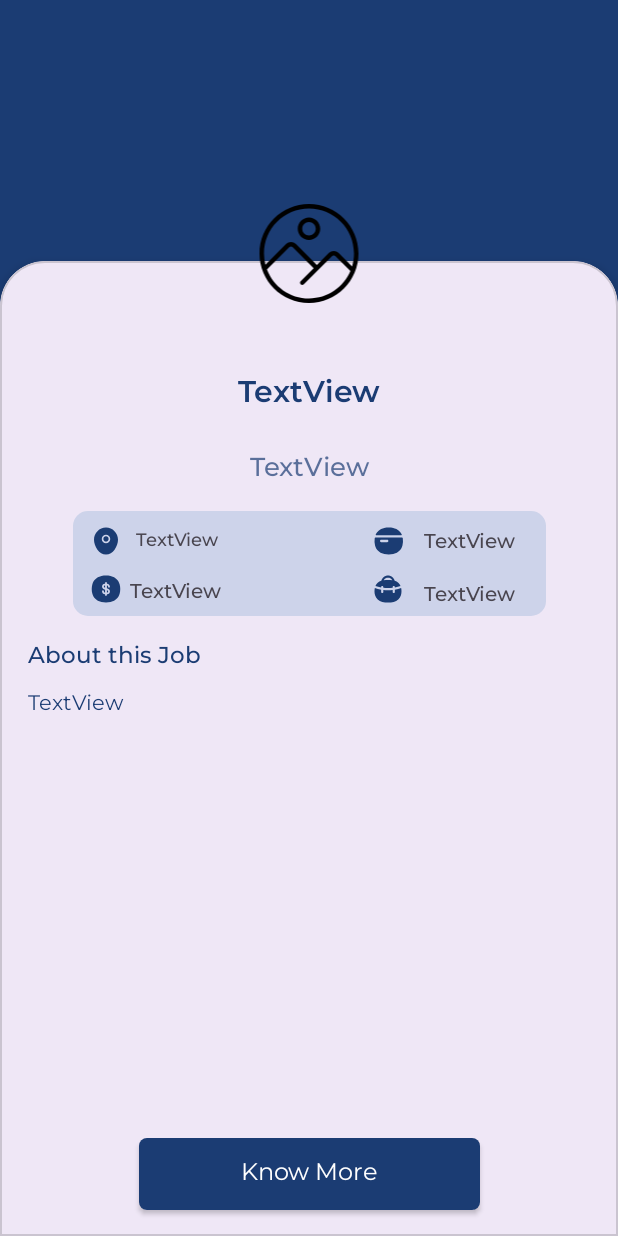
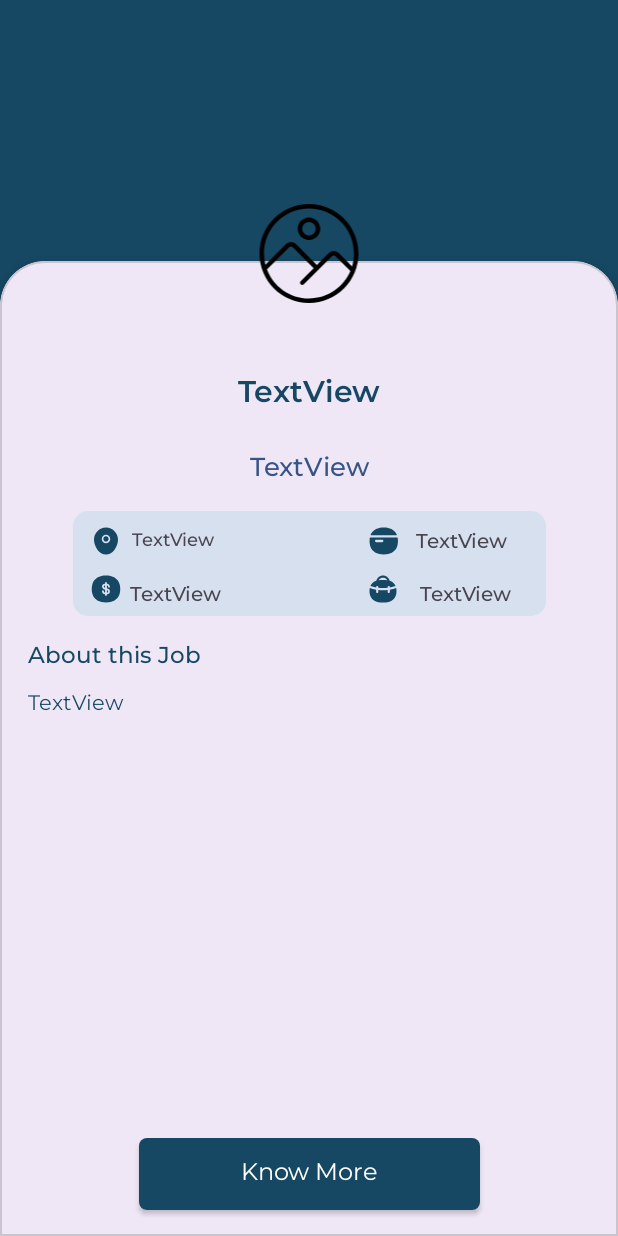
Before and after one commit to GeekLord04/DroidJobs, an Android app: the DescFragment screen opened through its navigation route, on a phone screen of 412 x 824 dp. Run offline under Robolectric (Android 15) with nearby library versions, the phone set to English and light mode, and no system bars; our stand-ins replace Dagger/Hilt's generated code; network calls fail; pictures from the network do not load; 1 statement that could not run was skipped.

Commit message:
UI changed 👨‍🔧

```diff
--- a/app/src/main/res/drawable/bag.xml
+++ b/app/src/main/res/drawable/bag.xml
@@ -5,9 +5,9 @@
     android:viewportHeight="24">
   <path
       android:pathData="M16.473,6.569C16.139,4.941 14.899,3.602 13.226,3.159C12.423,2.947 11.577,2.947 10.774,3.159C9.101,3.602 7.861,4.941 7.527,6.569C5.739,7.039 4.291,8.329 3.63,10.028C4.782,10.453 6.074,10.776 7.437,10.996V10.686C7.437,10.293 7.759,9.975 8.157,9.975C8.555,9.975 8.878,10.293 8.878,10.686V11.188C10.925,11.405 13.075,11.405 15.122,11.188V10.686C15.122,10.293 15.445,9.975 15.843,9.975C16.241,9.975 16.563,10.293 16.563,10.686V10.996C17.926,10.776 19.218,10.453 20.37,10.028C19.709,8.329 18.261,7.039 16.473,6.569ZM12.853,4.534C12.294,4.386 11.706,4.386 11.147,4.534C10.224,4.778 9.495,5.423 9.132,6.248C11.029,5.911 12.971,5.911 14.868,6.248C14.505,5.423 13.776,4.778 12.853,4.534Z"
-      android:fillColor="#1B3C73"
+      android:fillColor="#164863"
       android:fillType="evenOdd"/>
   <path
       android:pathData="M15.122,12.618V14.006C15.122,14.399 15.445,14.718 15.843,14.718C16.241,14.718 16.563,14.399 16.563,14.006V12.436C18.063,12.207 19.489,11.862 20.768,11.4C21.121,12.999 21.07,14.67 20.62,16.248C19.983,18.482 18.123,20.19 15.811,20.636C13.294,21.122 10.706,21.122 8.189,20.636C5.877,20.19 4.017,18.482 3.38,16.248C2.93,14.67 2.879,12.999 3.232,11.4C4.511,11.862 5.937,12.207 7.437,12.436V14.006C7.437,14.399 7.759,14.718 8.157,14.718C8.555,14.718 8.878,14.399 8.878,14.006V12.618C10.93,12.825 13.07,12.825 15.122,12.618Z"
-      android:fillColor="#1B3C73"/>
+      android:fillColor="#164863"/>
 </vector>
--- a/app/src/main/res/drawable/dollar.xml
+++ b/app/src/main/res/drawable/dollar.xml
@@ -5,12 +5,12 @@
     android:viewportHeight="24">
   <path
       android:pathData="M11.152,9.673H11.393V11.137L10.988,10.99C10.772,10.912 10.583,10.669 10.583,10.346C10.583,9.924 10.887,9.673 11.152,9.673Z"
-      android:fillColor="#1B3C73"/>
+      android:fillColor="#164863"/>
   <path
       android:pathData="M12.607,14.326V12.863L13.012,13.01C13.228,13.088 13.417,13.331 13.417,13.653C13.417,14.076 13.113,14.326 12.848,14.326H12.607Z"
-      android:fillColor="#1B3C73"/>
+      android:fillColor="#164863"/>
   <path
       android:pathData="M8.969,3.33C10.965,2.89 13.035,2.89 15.031,3.33L15.448,3.422C18.237,4.037 20.435,6.171 21.123,8.931C21.626,10.946 21.626,13.054 21.123,15.069C20.435,17.829 18.237,19.962 15.448,20.578L15.031,20.67C13.035,21.11 10.965,21.11 8.969,20.67L8.552,20.578C5.763,19.962 3.565,17.829 2.877,15.069C2.374,13.054 2.374,10.946 2.877,8.931C3.565,6.171 5.763,4.037 8.552,3.422L8.969,3.33ZM12.607,7.97C12.607,7.636 12.336,7.365 12,7.365C11.665,7.365 11.393,7.636 11.393,7.97V8.464H11.152C10.119,8.464 9.369,9.358 9.369,10.346C9.369,11.123 9.828,11.857 10.573,12.127L11.393,12.424V14.326H11.325C10.964,14.326 10.583,13.992 10.583,13.465C10.583,13.132 10.312,12.861 9.976,12.861C9.641,12.861 9.369,13.132 9.369,13.465C9.369,14.558 10.196,15.536 11.325,15.536H11.393V16.03C11.393,16.364 11.665,16.635 12,16.635C12.336,16.635 12.607,16.364 12.607,16.03V15.536H12.848C13.881,15.536 14.631,14.642 14.631,13.653C14.631,12.877 14.172,12.143 13.427,11.873L12.607,11.577V9.673H12.675C13.036,9.673 13.417,10.008 13.417,10.534C13.417,10.868 13.688,11.139 14.024,11.139C14.359,11.139 14.631,10.868 14.631,10.534C14.631,9.442 13.804,8.464 12.675,8.464H12.607V7.97Z"
-      android:fillColor="#1B3C73"
+      android:fillColor="#164863"
       android:fillType="evenOdd"/>
 </vector>
--- a/app/src/main/res/drawable/location.xml
+++ b/app/src/main/res/drawable/location.xml
@@ -5,6 +5,6 @@
     android:viewportHeight="24">
   <path
       android:pathData="M12,3C7.568,3 4,6.703 4,11.239C4,13.491 4.878,15.903 6.283,17.757C7.685,19.607 9.694,21 12,21C14.306,21 16.315,19.607 17.716,17.757C19.122,15.903 20,13.491 20,11.239C20,6.703 16.432,3 12,3ZM9.166,10.615C9.166,9.035 10.435,7.754 12,7.754C13.565,7.754 14.834,9.035 14.834,10.615C14.834,12.196 13.565,13.477 12,13.477C10.435,13.477 9.166,12.196 9.166,10.615ZM12,8.862C11.041,8.862 10.263,9.647 10.263,10.615C10.263,11.584 11.041,12.369 12,12.369C12.959,12.369 13.737,11.584 13.737,10.615C13.737,9.647 12.959,8.862 12,8.862Z"
-      android:fillColor="#1B3C73"
+      android:fillColor="#164863"
       android:fillType="evenOdd"/>
 </vector>
--- a/app/src/main/res/drawable/remote.xml
+++ b/app/src/main/res/drawable/remote.xml
@@ -5,6 +5,6 @@
     android:viewportHeight="24">
   <path
       android:pathData="M15.531,3.33C13.535,2.89 11.465,2.89 9.469,3.33L9.052,3.422C6.744,3.932 4.84,5.481 3.862,7.566C3.715,7.879 3.956,8.222 4.302,8.222H20.698C21.044,8.222 21.285,7.879 21.138,7.566C20.16,5.481 18.256,3.932 15.948,3.422L15.531,3.33ZM3.377,15.069C2.974,13.455 2.894,11.782 3.136,10.145C3.172,9.906 3.38,9.733 3.622,9.733H21.378C21.62,9.733 21.828,9.906 21.864,10.145C22.106,11.782 22.026,13.455 21.623,15.069C20.935,17.829 18.737,19.962 15.948,20.578L15.531,20.67C13.535,21.11 11.465,21.11 9.469,20.67L9.052,20.578C6.263,19.962 4.065,17.829 3.377,15.069ZM7.441,11.244C7.022,11.244 6.682,11.583 6.682,12C6.682,12.417 7.022,12.756 7.441,12.756H11.488C11.907,12.756 12.247,12.417 12.247,12C12.247,11.583 11.907,11.244 11.488,11.244H7.441Z"
-      android:fillColor="#1B3C73"
+      android:fillColor="#164863"
       android:fillType="evenOdd"/>
 </vector>
--- /dev/null
+++ b/app/src/main/res/drawable/search_icon.xml
@@ -0,0 +1,9 @@
+<vector xmlns:android="http://schemas.android.com/apk/res/android"
+    android:width="24dp"
+    android:height="24dp"
+    android:viewportWidth="20"
+    android:viewportHeight="20">
+  <path
+      android:pathData="M2.763,11.484L3.493,11.313L2.763,11.484ZM2.763,6.937L3.493,7.108L2.763,6.937ZM15.658,6.937L16.388,6.765L16.388,6.765L15.658,6.937ZM15.658,11.484L16.388,11.656L15.658,11.484ZM11.484,15.658L11.313,14.928L11.484,15.658ZM6.937,15.658L6.765,16.388L6.937,15.658ZM6.937,2.763L6.765,2.033L6.765,2.033L6.937,2.763ZM11.484,2.763L11.656,2.033L11.484,2.763ZM16.97,18.03C17.263,18.323 17.737,18.323 18.03,18.03C18.323,17.737 18.323,17.263 18.03,16.97L16.97,18.03ZM3.493,11.313C3.169,9.93 3.169,8.491 3.493,7.108L2.033,6.765C1.656,8.374 1.656,10.047 2.033,11.656L3.493,11.313ZM14.928,7.108C15.252,8.491 15.252,9.93 14.928,11.313L16.388,11.656C16.765,10.047 16.765,8.374 16.388,6.765L14.928,7.108ZM11.313,14.928C9.93,15.252 8.491,15.252 7.108,14.928L6.765,16.388C8.374,16.765 10.047,16.765 11.656,16.388L11.313,14.928ZM7.108,3.493C8.491,3.169 9.93,3.169 11.313,3.493L11.656,2.033C10.047,1.656 8.374,1.656 6.765,2.033L7.108,3.493ZM7.108,14.928C5.314,14.507 3.914,13.106 3.493,11.313L2.033,11.656C2.584,14.004 4.417,15.837 6.765,16.388L7.108,14.928ZM11.656,16.388C14.004,15.837 15.837,14.004 16.388,11.656L14.928,11.313C14.507,13.106 13.106,14.507 11.313,14.928L11.656,16.388ZM11.313,3.493C13.106,3.914 14.507,5.314 14.928,7.108L16.388,6.765C15.837,4.417 14.004,2.584 11.656,2.033L11.313,3.493ZM6.765,2.033C4.417,2.584 2.584,4.417 2.033,6.765L3.493,7.108C3.914,5.314 5.314,3.914 7.108,3.493L6.765,2.033ZM13.916,14.976L16.97,18.03L18.03,16.97L14.976,13.916L13.916,14.976Z"
+      android:fillColor="#164863"/>
+</vector>
--- a/app/src/main/res/layout/fragment_desc.xml
+++ b/app/src/main/res/layout/fragment_desc.xml
@@ -4,12 +4,13 @@
     xmlns:tools="http://schemas.android.com/tools"
     android:layout_width="match_parent"
     android:layout_height="match_parent"
-    android:background="@color/medium_blue"
+    android:background="#164863"
     app:layout_behavior="@string/appbar_scrolling_view_behavior">
 
     <com.google.android.material.card.MaterialCardView
         android:id="@+id/profileCard"
         style="@style/CustomCardViewStyle"
+        android:background="@color/white"
         android:layout_width="match_parent"
         android:layout_height="650dp"
         android:layout_alignParentBottom="true"
@@ -33,7 +34,7 @@
                 android:maxLines="2"
                 android:text="TextView"
                 android:textColor="@color/medium_blue"
-                android:textSize="20dp"
+                android:textSize="20sp"
                 app:layout_constraintEnd_toEndOf="parent"
                 app:layout_constraintStart_toStartOf="parent"
                 app:layout_constraintTop_toTopOf="parent" />
@@ -46,7 +47,7 @@
                 android:gravity="center"
                 android:text="TextView"
                 android:textColor="@color/light_blue"
-                android:textSize="17dp"
+                android:textSize="17sp"
                 app:layout_constraintEnd_toEndOf="parent"
                 app:layout_constraintStart_toStartOf="parent"
                 app:layout_constraintTop_toBottomOf="@+id/jobRole_text" />
@@ -89,11 +90,11 @@
                 android:id="@+id/location_text"
                 android:layout_width="wrap_content"
                 android:layout_height="wrap_content"
-                android:layout_marginStart="8dp"
+                android:layout_marginStart="5dp"
                 android:layout_marginTop="11dp"
                 android:fontFamily="@font/montserrat_medium"
                 android:text="TextView"
-                android:textSize="12dp"
+                android:textSize="12sp"
                 app:layout_constraintStart_toEndOf="@+id/imageView3"
                 app:layout_constraintTop_toTopOf="@+id/view2" />
 
@@ -102,10 +103,10 @@
                 android:layout_width="wrap_content"
                 android:layout_height="wrap_content"
                 android:layout_marginStart="4dp"
-                android:layout_marginTop="15dp"
+                android:layout_marginTop="17dp"
                 android:fontFamily="@font/montserrat_medium"
                 android:text="TextView"
-                android:textSize="13dp"
+                android:textSize="13sp"
                 app:layout_constraintEnd_toEndOf="@+id/location_text"
                 app:layout_constraintHorizontal_bias="0.0"
                 app:layout_constraintStart_toEndOf="@+id/imageView4"
@@ -116,7 +117,7 @@
                 android:layout_width="wrap_content"
                 android:layout_height="wrap_content"
                 android:layout_marginTop="8dp"
-                android:layout_marginEnd="12dp"
+                android:layout_marginEnd="10dp"
                 android:src="@drawable/remote"
                 app:layout_constraintEnd_toStartOf="@+id/remote_text"
                 app:layout_constraintTop_toTopOf="@+id/view2" />
@@ -137,12 +138,11 @@
                 android:id="@+id/remote_text"
                 android:layout_width="wrap_content"
                 android:layout_height="wrap_content"
-                android:layout_marginStart="8dp"
                 android:layout_marginTop="11dp"
-                android:layout_marginEnd="20dp"
+                android:layout_marginEnd="25dp"
                 android:fontFamily="@font/montserrat_medium"
                 android:text="TextView"
-                android:textSize="13dp"
+                android:textSize="13sp"
                 app:layout_constraintEnd_toEndOf="@+id/view2"
                 app:layout_constraintHorizontal_bias="0.844"
                 app:layout_constraintTop_toTopOf="@+id/view2" />
@@ -155,7 +155,7 @@
                 android:layout_marginEnd="20dp"
                 android:fontFamily="@font/montserrat_medium"
                 android:text="TextView"
-                android:textSize="13dp"
+                android:textSize="13sp"
                 app:layout_constraintEnd_toEndOf="@+id/view2"
                 app:layout_constraintStart_toStartOf="@+id/remote_text"
                 app:layout_constraintTop_toBottomOf="@+id/remote_text" />
@@ -168,7 +168,7 @@
                 android:fontFamily="@font/montserrat_medium"
                 android:text="About this Job"
                 android:textColor="@color/medium_blue"
-                android:textSize="15dp"
+                android:textSize="15sp"
                 app:layout_constraintStart_toStartOf="parent"
                 app:layout_constraintTop_toBottomOf="@+id/view2" />
 
@@ -184,7 +184,7 @@
                 android:scrollbars="vertical"
                 android:overScrollMode="never"
                 android:textColor="@color/medium_blue"
-                android:textSize="14dp"
+                android:textSize="14sp"
                 app:layout_constraintEnd_toEndOf="parent"
                 app:layout_constraintStart_toStartOf="parent"
                 app:layout_constraintTop_toBottomOf="@+id/textView7" />
@@ -200,7 +200,7 @@
                 android:textAllCaps="false"
                 android:elevation="10dp"
                 android:textColor="@color/white"
-                android:textSize="16dp"
+                android:textSize="16sp"
                 app:layout_constraintBottom_toBottomOf="parent"
                 app:layout_constraintEnd_toEndOf="parent"
                 app:layout_constraintStart_toStartOf="parent"
--- a/app/src/main/res/layout/fragment_list.xml
+++ b/app/src/main/res/layout/fragment_list.xml
@@ -3,7 +3,7 @@
     android:id="@+id/swipe_to_refresh"
     xmlns:app="http://schemas.android.com/apk/res-auto"
     xmlns:tools="http://schemas.android.com/tools"
-    android:background="@color/light_blue"
+    android:background="@color/medium_blue"
     android:layout_width="match_parent"
     android:layout_height="match_parent"
     tools:context=".View.ListFragment">
@@ -22,6 +22,7 @@
             android:iconifiedByDefault="false"
             android:focusable="false"
             android:elevation="10dp"
+            android:searchIcon="@drawable/search_icon"
             android:background="@drawable/searchview_bg"
             app:layout_constraintBottom_toTopOf="@+id/list_recyclerView"
             app:layout_constraintEnd_toEndOf="parent"
--- a/app/src/main/res/layout/list_item.xml
+++ b/app/src/main/res/layout/list_item.xml
@@ -22,7 +22,7 @@
             android:layout_marginLeft="18dp"
             android:layout_marginTop="10dp"
             android:paddingRight="8dp"
-            android:textSize="13dp"
+            android:textSize="13sp"
             android:fontFamily="@font/montserrat_semibold"
             android:text="TextView"
             android:textColor="@color/medium_blue"
@@ -47,7 +47,7 @@
             android:layout_width="297dp"
             android:layout_height="16dp"
             android:layout_marginTop="4dp"
-            android:textSize="12dp"
+            android:textSize="12sp"
             android:textColor="@color/light_blue"
             android:fontFamily="@font/montserrat_medium"
             android:text="TextView"
@@ -78,7 +78,7 @@
             android:paddingStart="2dp"
             android:text="TextView"
             android:textColor="@color/medium_blue"
-            android:textSize="12dp"
+            android:textSize="12sp"
             app:layout_constraintBottom_toBottomOf="parent"
             app:layout_constraintStart_toEndOf="@+id/imageView2" />
 
@@ -101,7 +101,7 @@
             android:layout_height="26dp"
             android:layout_marginTop="8dp"
             android:background="@drawable/shape_bg"
-            android:textSize="12dp"
+            android:textSize="12sp"
             android:paddingStart="5dp"
             android:text="34235"
             android:paddingTop="3.5dp"
--- a/app/src/main/res/values/colors.xml
+++ b/app/src/main/res/values/colors.xml
@@ -5,8 +5,9 @@
 
 <!--    <App Colors/>-->
     <color name="dark_blue">#001332</color>
-    <color name="medium_blue">#1B3C73</color>
-    <color name="light_blue">#B31B3C73</color>
-    <color name="lightest_blue">#669AB3D8</color>
+<!--    <color name="medium_blue">#1B3C73</color>-->
+    <color name="medium_blue">#164863</color>
+    <color name="light_blue">#365486</color>
+    <color name="lightest_blue">#D6E0EF</color>
 
 </resources>
```
